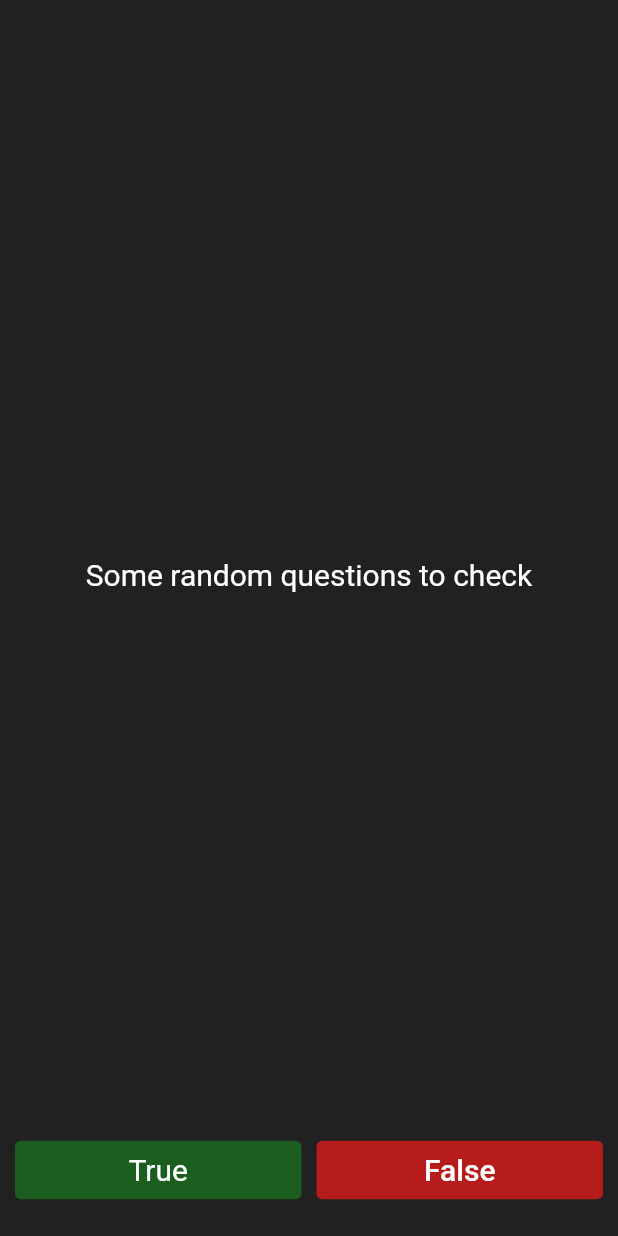
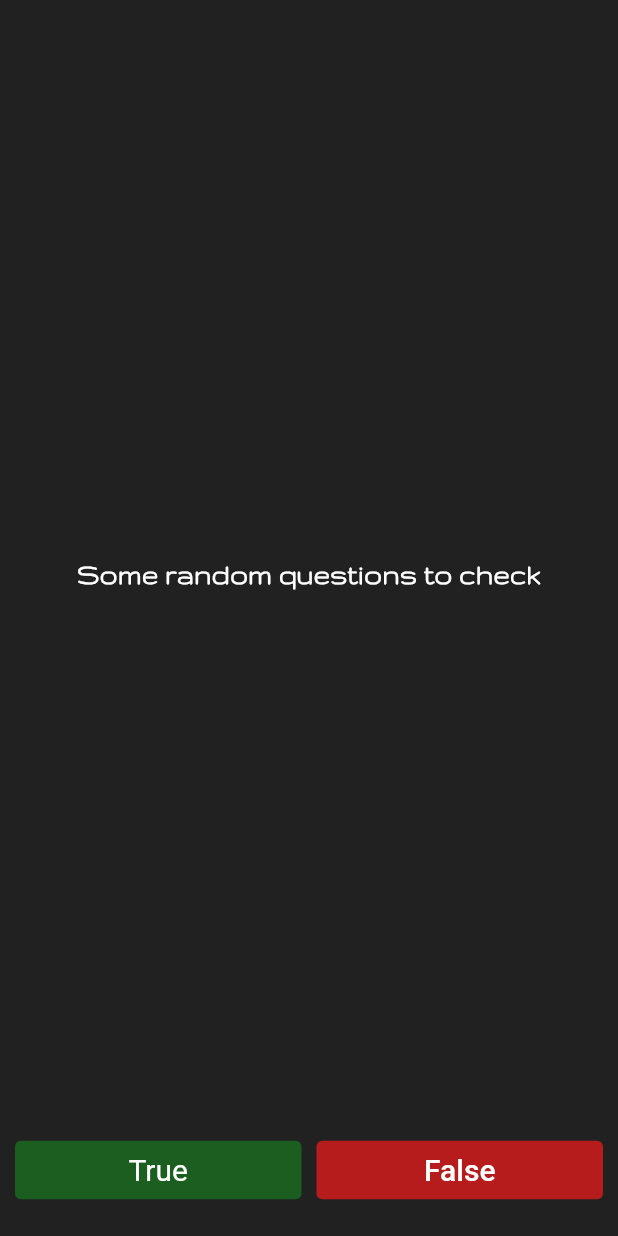
Before and after one commit to rooptestdev/quizzler_flutter, a Flutter app: the screen it shows after launch, on a phone screen of 412 x 824 dp. Run offline on Flutter 3.47's test engine with Material 2 defaults, Android fonts, the phone set to English and light mode, and no system bars.

Commit message:
fonts added

```diff
--- a/lib/main.dart
+++ b/lib/main.dart
@@ -59,6 +59,8 @@ class _QuizPageState extends State<QuizPage> {
                 questionList[questionNumber].questionText,
                 textAlign: TextAlign.center,
                 style: TextStyle(
+                  fontWeight: FontWeight.bold,
+                  fontFamily: 'Gruppo',
                   fontSize: 20.0,
                   color: Colors.white,
                 ),
```
Also changed, not shown: pubspec.yaml (+7 -7 lines), assets/Gruppo-Regular.ttf (added), assets/Waterfall-Regular.ttf (added).
